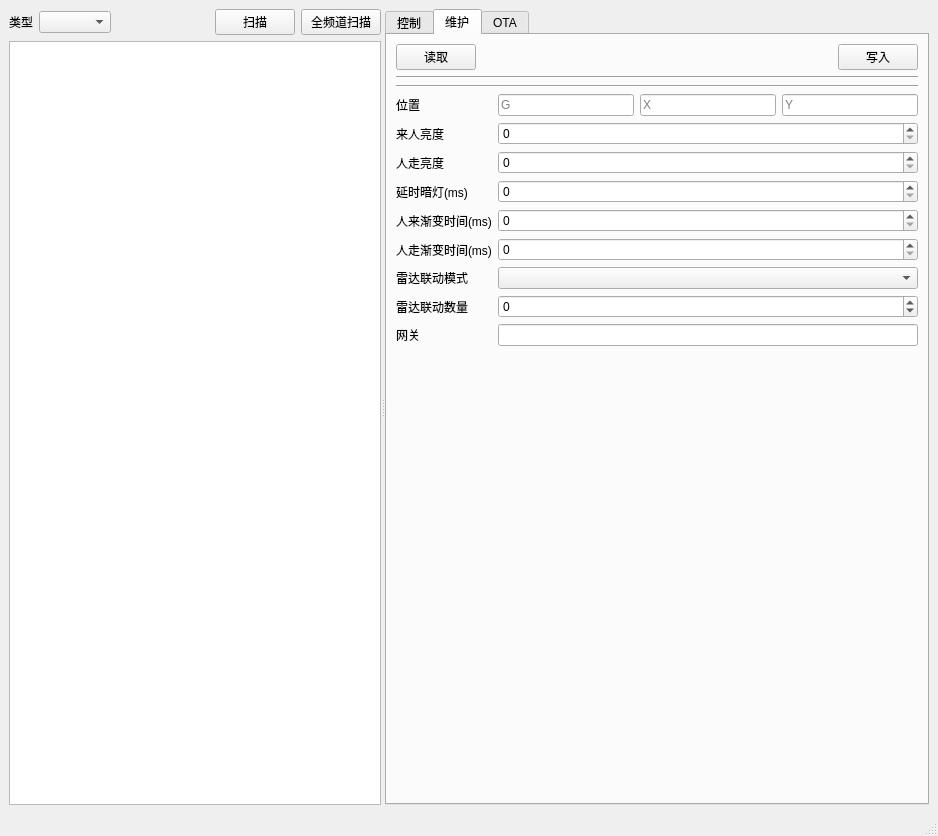
Qt form myesp_tool/ui/mainwindow.ui (wention/myesp_tool) before a commit.
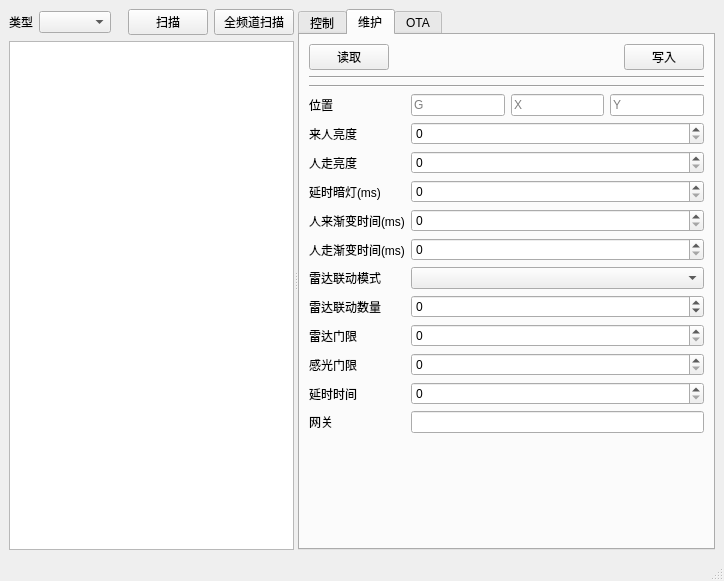
The same form after that commit. The open tabs and pages were chosen to show the change.

Commit message:
feat(ui): 添加雷达门限、感光门限、延时时间配置项
新增 radar_th(U32)、radar_lt_th(U8)、radar_delay(U16) 三个配置项的读写支持

What changed in the file:
```diff
--- a/myesp_tool/ui/mainwindow.ui
+++ b/myesp_tool/ui/mainwindow.ui
@@ -6,8 +6,8 @@
    <rect>
     <x>0</x>
     <y>0</y>
-    <width>938</width>
-    <height>836</height>
+    <width>724</width>
+    <height>581</height>
    </rect>
   </property>
   <property name="windowTitle">
@@ -440,16 +440,76 @@
              </property>
             </widget>
            </item>
-           <item row="8" column="0">
+           <item row="11" column="0">
             <widget class="QLabel" name="label_9">
              <property name="text">
               <string>网关</string>
              </property>
             </widget>
            </item>
-           <item row="8" column="1">
+           <item row="11" column="1">
             <widget class="QLineEdit" name="edit_gw_addr"/>
            </item>
+           <item row="8" column="0">
+            <widget class="QLabel" name="label_11">
+             <property name="text">
+              <string>雷达门限</string>
+             </property>
+            </widget>
+           </item>
+           <item row="9" column="0">
+            <widget class="QLabel" name="label_12">
+             <property name="text">
+              <string>感光门限</string>
+             </property>
+            </widget>
+           </item>
+           <item row="10" column="0">
+            <widget class="QLabel" name="label_13">
+             <property name="text">
+              <string>延时时间</string>
+             </property>
+            </widget>
+           </item>
+           <item row="8" column="1">
+            <widget class="QSpinBox" name="edit_radar_threshold">
+             <property name="minimum">
+              <number>0</number>
+             </property>
+             <property name="maximum">
+              <number>16777215</number>
+             </property>
+             <property name="value">
+              <number>0</number>
+             </property>
+            </widget>
+           </item>
+           <item row="9" column="1">
+            <widget class="QSpinBox" name="edit_radar_light_threshold">
+             <property name="minimum">
+              <number>0</number>
+             </property>
+             <property name="maximum">
+              <number>255</number>
+             </property>
+             <property name="value">
+              <number>0</number>
+             </property>
+            </widget>
+           </item>
+           <item row="10" column="1">
+            <widget class="QSpinBox" name="edit_radar_delay">
+             <property name="minimum">
+              <number>0</number>
+             </property>
+             <property name="maximum">
+              <number>65535</number>
+             </property>
+             <property name="value">
+              <number>0</number>
+             </property>
+            </widget>
+           </item>
           </layout>
          </item>
          <item>
```
Left out of the diff: 4 changed lines with no effect on the pictures. The commit also changes 2 other files.
